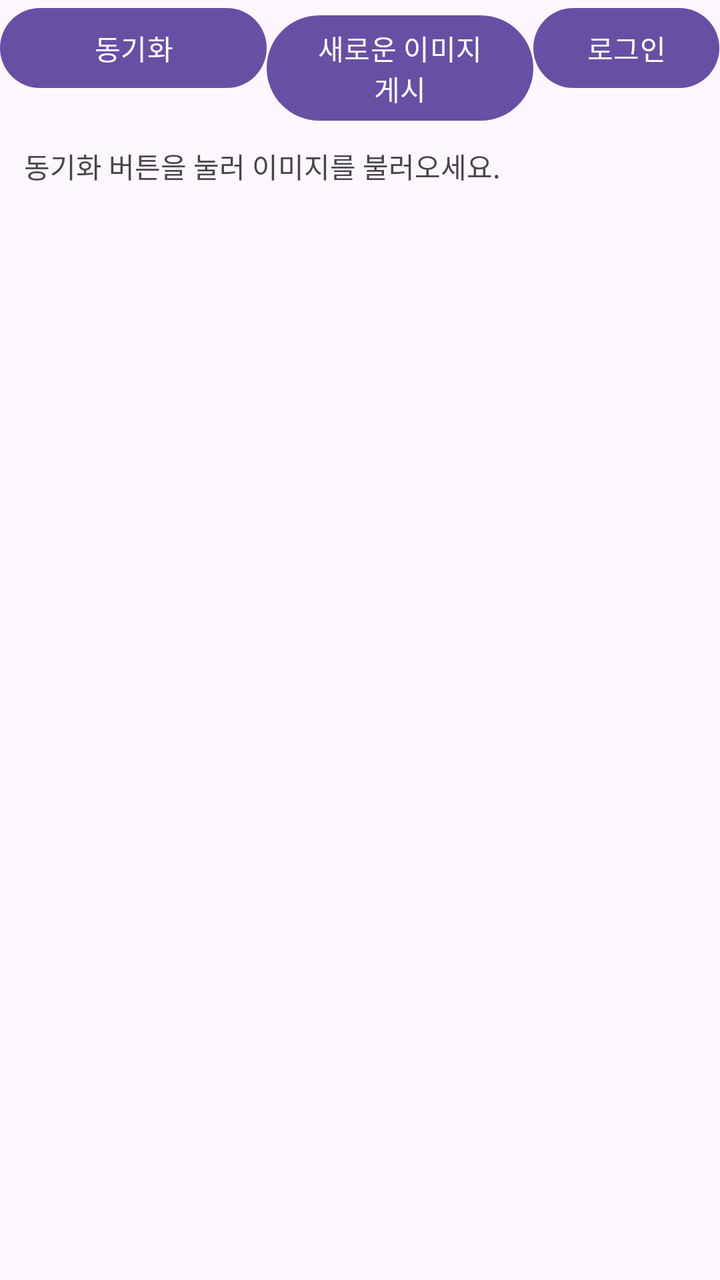
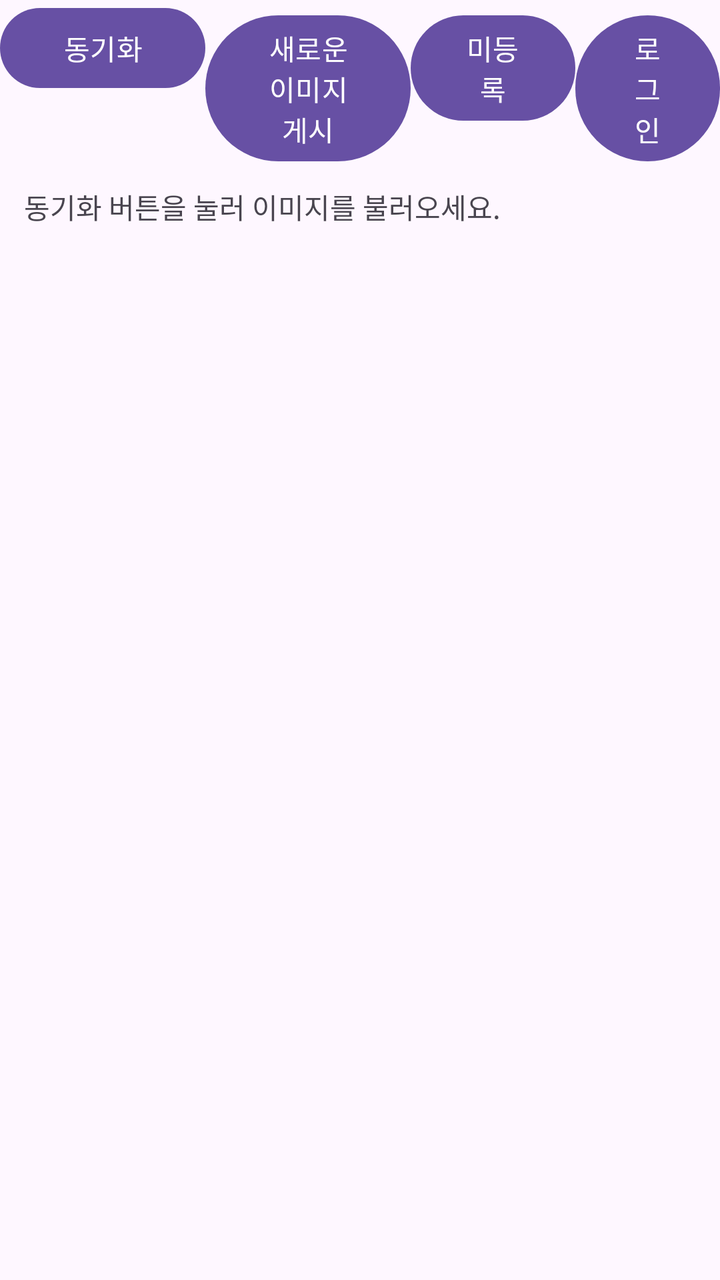

An Android layout rendered at two revisions. The XML below is the earlier revision; the diff shows what the commit changed to produce the second picture.
<!-- AndroidManifest.xml: application theme Theme.PhotoViewer -->
<!-- res/layout/activity_main.xml -->
<?xml version="1.0" encoding="utf-8"?>
<LinearLayout xmlns:android="http://schemas.android.com/apk/res/android" android:id="@+id/main" android:layout_width="match_parent" android:layout_height="match_parent" android:orientation="vertical">
    <LinearLayout android:layout_width="match_parent" android:layout_height="wrap_content" android:orientation="horizontal">
        <Button android:id="@+id/btn_load" android:layout_width="0dp" android:layout_height="wrap_content" android:layout_weight="1" android:onClick="onClickDownload" android:text="동기화" />
        <Button android:id="@+id/btn_save" android:layout_width="0dp" android:layout_height="wrap_content" android:layout_weight="1" android:onClick="onClickUpload" android:text="새로운 이미지 게시" />
        <Button android:id="@+id/btn_login" android:layout_width="0dp" android:layout_height="wrap_content" android:layout_weight="0.7" android:onClick="onClickLogin" android:text="로그인" />
    </LinearLayout>
    <TextView android:id="@+id/textView" android:layout_width="match_parent" android:layout_height="wrap_content" android:padding="12dp" android:text="동기화 버튼을 눌러 이미지를 불러오세요." />
    <androidx.recyclerview.widget.RecyclerView android:id="@+id/recyclerView" android:layout_width="match_parent" android:layout_height="0dp" android:layout_weight="1" android:padding="8dp" />
</LinearLayout>
<!-- resources referenced by this layout -->
<resources>
  <style name="Theme.PhotoViewer" parent="Base.Theme.PhotoViewer" />
  <style name="Base.Theme.PhotoViewer" parent="Theme.Material3.DayNight.NoActionBar">
          
          
      </style>
</resources>

<!-- the commit's change to res/layout/activity_main.xml (unified diff, before → after) -->
@@ -3,6 +3,7 @@
     <LinearLayout android:layout_width="match_parent" android:layout_height="wrap_content" android:orientation="horizontal">
         <Button android:id="@+id/btn_load" android:layout_width="0dp" android:layout_height="wrap_content" android:layout_weight="1" android:onClick="onClickDownload" android:text="동기화" />
         <Button android:id="@+id/btn_save" android:layout_width="0dp" android:layout_height="wrap_content" android:layout_weight="1" android:onClick="onClickUpload" android:text="새로운 이미지 게시" />
+        <Button android:id="@+id/btn_filter" android:layout_width="0dp" android:layout_height="wrap_content" android:layout_weight="0.8" android:onClick="onClickFilter" android:text="미등록" />
         <Button android:id="@+id/btn_login" android:layout_width="0dp" android:layout_height="wrap_content" android:layout_weight="0.7" android:onClick="onClickLogin" android:text="로그인" />
     </LinearLayout>
     <TextView android:id="@+id/textView" android:layout_width="match_parent" android:layout_height="wrap_content" android:padding="12dp" android:text="동기화 버튼을 눌러 이미지를 불러오세요." />
